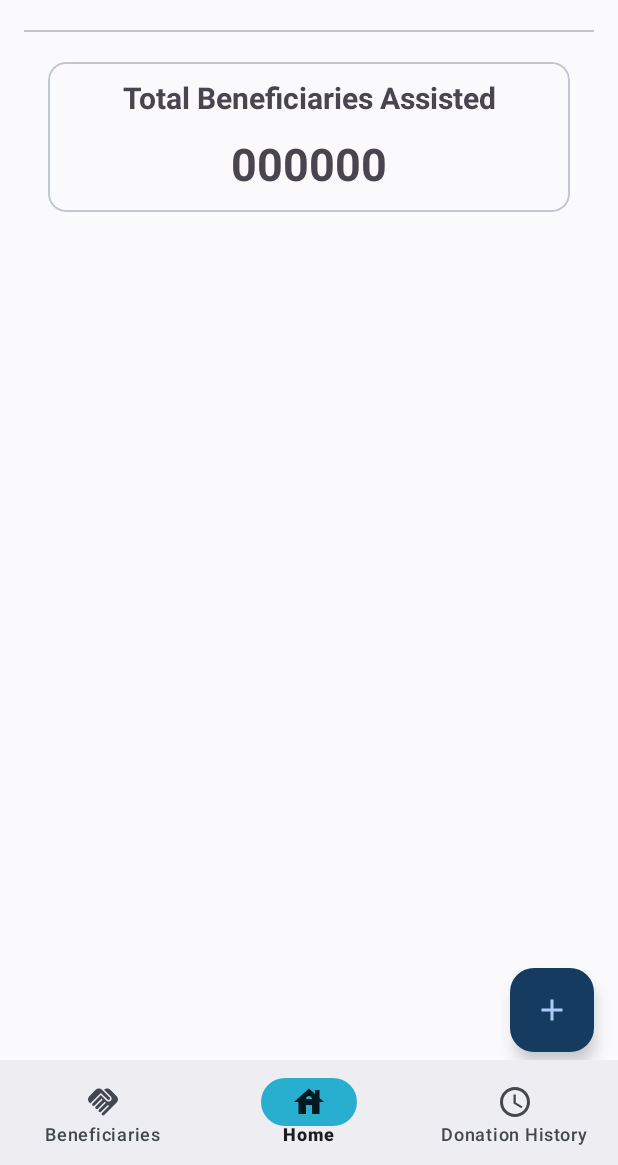
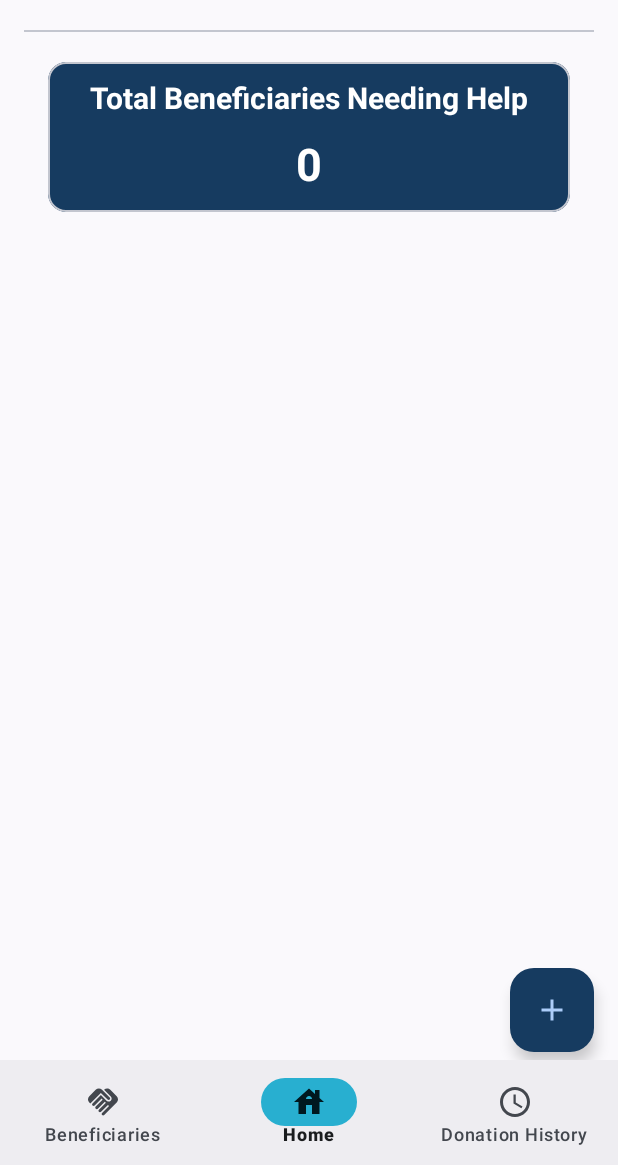
Before and after one commit to JosephGwara/XADAD7112w, an Android app: the screen it shows after launch once a user with an empty profile is signed in (HomeActivity), on a phone screen of 412 x 824 dp, the part 71-1236 px from its top. Run offline under Robolectric (Android 15) with nearby library versions, the phone set to English and light mode, and no system bars; our stand-ins replace Dagger/Hilt's generated code, Firebase (no records; nobody signed in at launch, a user with empty details on screens opened directly), Timber.

Commit message:
App enhancements

```diff
--- a/app/src/main/java/com/groupfour/khwakhanyawelfare/presentation/home/HomeFragment.kt
+++ b/app/src/main/java/com/groupfour/khwakhanyawelfare/presentation/home/HomeFragment.kt
@@ -14,6 +14,7 @@ import androidx.activity.OnBackPressedCallback
 import androidx.activity.addCallback
 import androidx.appcompat.app.AlertDialog
 import androidx.constraintlayout.widget.ConstraintLayout
+import androidx.core.view.isVisible
 import androidx.lifecycle.viewModelScope
 import androidx.navigation.fragment.findNavController
 import com.groupfour.khwakhanyawelfare.R
@@ -53,6 +54,7 @@ class HomeFragment : Fragment() {
 
     override fun onViewCreated(view: View, savedInstanceState: Bundle?) {
         super.onViewCreated(view, savedInstanceState)
+        getBeneficiariesCount()
        initListeners()
        initObservers()
     }
@@ -61,6 +63,19 @@ class HomeFragment : Fragment() {
         viewModel.userSignedOut.observe(viewLifecycleOwner){ userSignedOut ->
             if (userSignedOut) navigateToSignIn()
         }
+        viewModel.beneficiariesList.observe(viewLifecycleOwner){ beneficiariesCount ->
+            if (beneficiariesCount != null ){
+                toggleProgressBar(false)
+                binding.totalBeneficiariesNumber.isVisible = true
+                binding.totalBeneficiariesNumber.text = beneficiariesCount.toString()
+            }
+        }
+    }
+
+    private fun getBeneficiariesCount(){
+        toggleProgressBar(true)
+        binding.totalBeneficiariesNumber.isVisible = false
+        viewModel.getBeneficiaries()
     }
 
     private fun navigateToSignIn() {
@@ -114,4 +129,8 @@ class HomeFragment : Fragment() {
         requireActivity().finish()
     }
 
+    private fun toggleProgressBar(visible:Boolean){
+        binding.progressBar.isVisible = visible
+    }
+
 }
--- a/app/src/main/java/com/groupfour/khwakhanyawelfare/presentation/home/HomeViewModel.kt
+++ b/app/src/main/java/com/groupfour/khwakhanyawelfare/presentation/home/HomeViewModel.kt
@@ -5,16 +5,25 @@ import androidx.lifecycle.MutableLiveData
 import androidx.lifecycle.ViewModel
 import androidx.lifecycle.viewModelScope
 import com.google.firebase.auth.FirebaseAuth
+import com.google.firebase.firestore.FirebaseFirestore
+import com.groupfour.khwakhanyawelfare.data.enums.UserType
+import com.groupfour.khwakhanyawelfare.data.models.User
+import com.groupfour.khwakhanyawelfare.util.Constants
 import dagger.hilt.android.lifecycle.HiltViewModel
+import kotlinx.coroutines.Dispatchers
 import kotlinx.coroutines.launch
 import timber.log.Timber
 import javax.inject.Inject
 
 @HiltViewModel
-class HomeViewModel @Inject constructor(private val firebaseAuth: FirebaseAuth) : ViewModel() {
+class HomeViewModel @Inject constructor(private val firebaseAuth: FirebaseAuth,private val firestore: FirebaseFirestore) : ViewModel() {
 
     private var _userSignedOut = MutableLiveData<Boolean>()
     val userSignedOut: LiveData<Boolean> get() = _userSignedOut
+
+    private var _beneficiariesList = MutableLiveData<Int>()
+    val beneficiariesList: LiveData<Int> get() = _beneficiariesList
+
     fun signOutUser() = viewModelScope.launch {
       try {
           firebaseAuth.signOut()
@@ -24,4 +33,30 @@ class HomeViewModel @Inject constructor(private val firebaseAuth: FirebaseAuth)
       }
 
     }
+    fun getBeneficiaries() = viewModelScope.launch (Dispatchers.IO){
+        firestore.collection(Constants.FIREBASE_USER_COLLECTION)
+            .whereEqualTo("userType", UserType.BENEFICIARY.toString())
+            .get()
+            .addOnSuccessListener { documents ->
+                Timber.tag("JosephGwara").d("Home VM Got the data")
+
+                val userList = mutableListOf<User>()
+                for (document in documents){
+                    val user = document.toObject(User::class.java)
+                    userList.add(user)
+                    Timber.tag("JosephGwara").d("DocumentID: ${document.id} and ${document.data}")
+                }
+                _beneficiariesList.postValue(userList.size)
+
+            }
+            .addOnFailureListener {
+                Timber.tag("JosephGwara").d("Error Fetching data Beneficiaries VM")
+            }
+    }
+
+
+
+
+
+
 }
--- a/app/src/main/res/layout/fragment_home.xml
+++ b/app/src/main/res/layout/fragment_home.xml
@@ -55,10 +55,21 @@
         app:layout_constraintStart_toStartOf="parent"
         app:layout_constraintEnd_toEndOf="parent"
         android:clickable="true"
+        app:cardBackgroundColor="@color/md_theme_primaryContainer"
         >
         <androidx.constraintlayout.widget.ConstraintLayout
             android:layout_width="match_parent"
             android:layout_height="match_parent">
+
+            <ProgressBar
+                android:id="@+id/progressBar"
+                android:layout_width="50dp"
+                android:layout_height="50dp"
+                app:layout_constraintStart_toStartOf="parent"
+                app:layout_constraintEnd_toEndOf="parent"
+                app:layout_constraintTop_toBottomOf="@+id/total_beneficiaries_title"
+                android:visibility="visible"
+                />
             <com.google.android.material.textview.MaterialTextView
                 android:layout_marginStart="8dp"
                 android:layout_marginEnd="8dp"
@@ -68,7 +79,8 @@
                 android:layout_height="wrap_content"
                 android:textSize="20sp"
                 android:textStyle="bold"
-                android:text="Total Beneficiaries Assisted"
+                android:textColor="@color/md_theme_onPrimary"
+                android:text="Total Beneficiaries Needing Help"
                 app:layout_constraintStart_toStartOf="parent"
                 app:layout_constraintEnd_toEndOf="parent"
                 app:layout_constraintTop_toTopOf="parent"
@@ -80,7 +92,8 @@
                 android:layout_height="wrap_content"
                 android:textSize="30sp"
                 android:textStyle="bold"
-                android:text="000000"
+                android:text="0"
+                android:textColor="@color/md_theme_onPrimary"
                 app:layout_constraintStart_toStartOf="parent"
                 app:layout_constraintEnd_toEndOf="parent"
                 app:layout_constraintTop_toBottomOf="@+id/total_beneficiaries_title"
--- a/app/src/main/res/layout/fragment_onboarding_end.xml
+++ b/app/src/main/res/layout/fragment_onboarding_end.xml
@@ -9,13 +9,15 @@
         android:layout_width="match_parent"
         android:layout_height="0dp">
         <TextView
+            android:layout_marginStart="16dp"
+            android:layout_marginEnd="16dp"
             android:id="@+id/message"
             android:layout_width="wrap_content"
             android:layout_height="wrap_content"
             android:text="@string/all_done_lets_go"
             android:layout_marginTop="40dp"
             android:layout_marginBottom="40dp"
-            android:textSize="25sp"
+            android:textSize="35sp"
             android:textStyle="bold"
             app:layout_constraintEnd_toEndOf="parent"
             app:layout_constraintStart_toStartOf="parent"
@@ -25,6 +27,7 @@
             android:layout_marginStart="16dp"
             android:layout_marginEnd="16dp"
             android:id="@+id/welcome_img"
+            android:src="@drawable/hands_of_diverse_people_on_globe"
             android:layout_width="match_parent"
             android:layout_height="400dp"
             app:layout_constraintTop_toBottomOf="@id/message"
--- a/app/src/main/res/values/strings.xml
+++ b/app/src/main/res/values/strings.xml
@@ -45,7 +45,7 @@
     <string name="a_few_more_details">A few more details</string>
     <string name="what_do_you_need_assistance_with">What do you need assistance with?</string>
     <string name="are_you_a_donor_or_a_beneficiary">Are you a Donor or a Beneficiary?</string>
-    <string name="all_done_lets_go">All Done Lets go</string>
+    <string name="all_done_lets_go">All done, lets go change the world</string>
     <string name="name_colon">Name:</string>
     <string name="age_colon">Age:</string>
     <string name="school_colon">School:</string>
```
Also changed, not shown: app/src/main/res/layout/fragment_beneficiaries.xml (+31 -21 lines), app/src/main/res/layout/fragment_splash.xml (+21 -0 lines), app/src/main/res/layout/fragment_transaction_history.xml (+27 -3 lines), app/src/main/res/drawable-hdpi/hands_of_diverse_people_on_globe.jpg (added), app/src/main/res/drawable-mdpi/hands_of_diverse_people_on_globe.jpg (added), app/src/main/res/drawable-xhdpi/hands_of_diverse_people_on_globe.jpg (added), app/src/main/res/drawable-xxhdpi/hands_of_diverse_people_on_globe.jpg (added), app/src/main/res/drawable-xxxhdpi/hands_of_diverse_people_on_globe.jpg (added).
